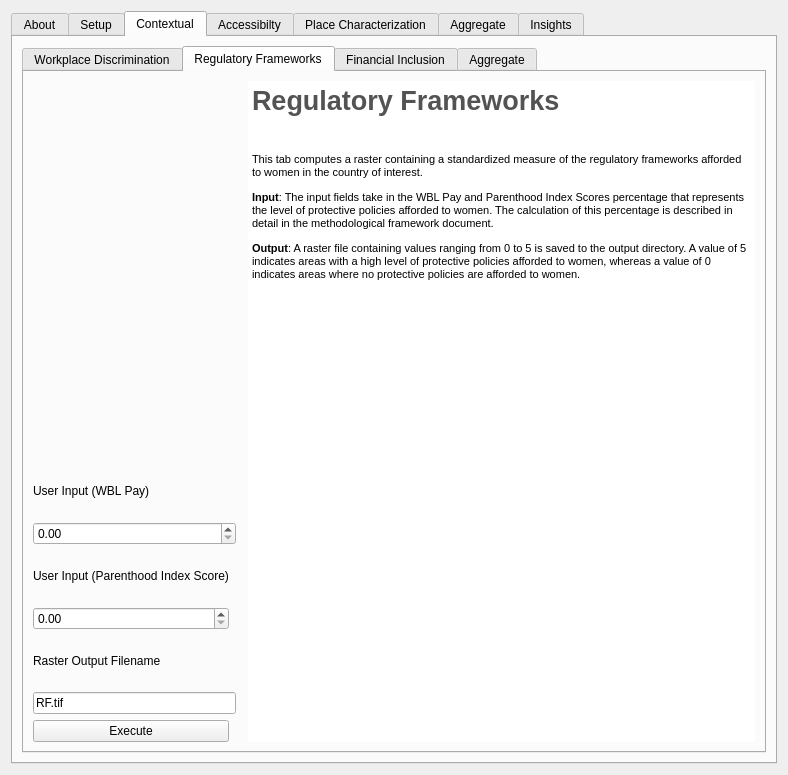
The window that gender_indicator_tool/gender_indicator_tool_dialog_base.ui (worldbank/GEEST) describes before a commit, drawn with Qt 5.
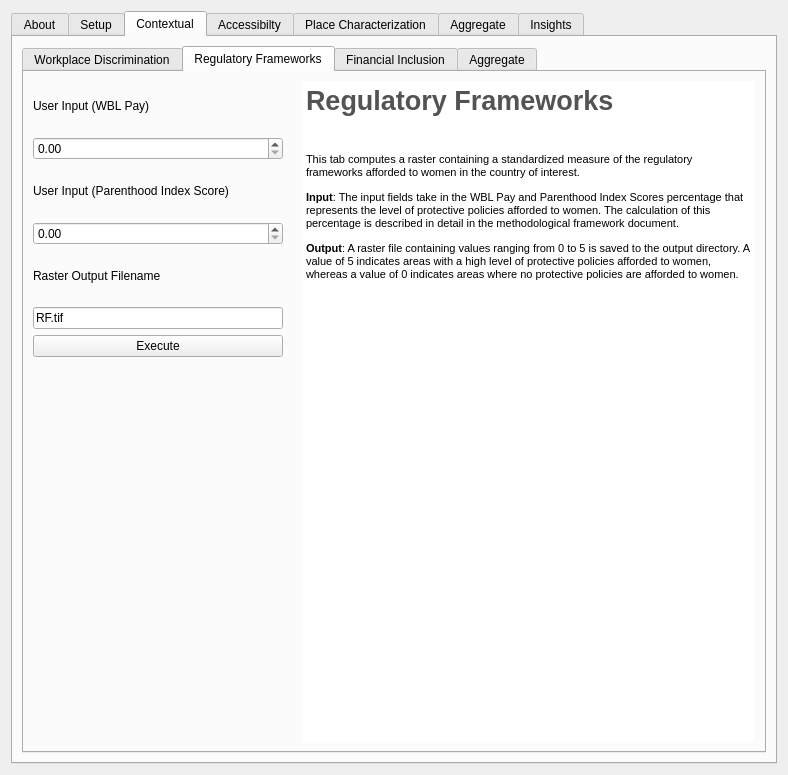
The same window after the commit. The open tabs and pages were chosen to show the change. Custom widgets are drawn as their Qt base class.

```diff
--- a/gender_indicator_tool/gender_indicator_tool_dialog_base.ui
+++ b/gender_indicator_tool/gender_indicator_tool_dialog_base.ui
@@ -432,32 +432,12 @@
               <string>&lt;!DOCTYPE HTML PUBLIC &quot;-//W3C//DTD HTML 4.0//EN&quot; &quot;http://www.w3.org/TR/REC-html40/strict.dtd&quot;&gt;
 &lt;html&gt;&lt;head&gt;&lt;meta name=&quot;qrichtext&quot; content=&quot;1&quot; /&gt;&lt;style type=&quot;text/css&quot;&gt;
 p, li { white-space: pre-wrap; }
-&lt;/style&gt;&lt;/head&gt;&lt;body style=&quot; font-family:'MS Shell Dlg 2'; font-size:8.25pt; font-weight:400; font-style:normal;&quot;&gt;
-&lt;p style=&quot; margin-top:12px; margin-bottom:12px; margin-left:0px; margin-right:0px; -qt-block-indent:0; text-indent:0px;&quot;&gt;&lt;span style=&quot; font-size:20pt; font-weight:600; color:#535353;&quot;&gt;Regulatory Frameworks&lt;/span&gt;&lt;/p&gt;
-&lt;p style=&quot;-qt-paragraph-type:empty; margin-top:12px; margin-bottom:12px; margin-left:0px; margin-right:0px; -qt-block-indent:0; text-indent:0px; font-size:8pt; font-weight:600; color:#535353;&quot;&gt;&lt;br /&gt;&lt;/p&gt;
-&lt;p style=&quot; margin-top:12px; margin-bottom:12px; margin-left:0px; margin-right:0px; -qt-block-indent:0; text-indent:0px;&quot;&gt;&lt;span style=&quot; font-size:8pt;&quot;&gt;This tab computes a raster containing a standardized measure of the regulatory frameworks afforded to women in the country of interest. &lt;/span&gt;&lt;/p&gt;
-&lt;p style=&quot; margin-top:12px; margin-bottom:12px; margin-left:0px; margin-right:0px; -qt-block-indent:0; text-indent:0px;&quot;&gt;&lt;span style=&quot; font-size:8pt; font-weight:600;&quot;&gt;Input&lt;/span&gt;&lt;span style=&quot; font-size:8pt;&quot;&gt;: The input fields take in the WBL Pay and Parenthood Index Scores percentage that represents the level of protective policies afforded to women. The calculation of this percentage is described in detail in the methodological framework document. &lt;/span&gt;&lt;/p&gt;
-&lt;p style=&quot; margin-top:12px; margin-bottom:12px; margin-left:0px; margin-right:0px; -qt-block-indent:0; text-indent:0px;&quot;&gt;&lt;span style=&quot; font-size:8pt; font-weight:600;&quot;&gt;Output&lt;/span&gt;&lt;span style=&quot; font-size:8pt;&quot;&gt;: A raster file containing values ranging from 0 to 5 is saved to the output directory. A value of 5 indicates areas with a high level of protective policies afforded to women, whereas a value of 0 indicates areas where no protective policies are afforded to women. &lt;/span&gt;&lt;/p&gt;&lt;/body&gt;&lt;/html&gt;</string>
-             </property>
-            </widget>
-           </item>
-           <item row="4" column="0">
-            <widget class="QDoubleSpinBox" name="RF_User_Value_Input_2">
-             <property name="maximum">
-              <double>100.000000000000000</double>
-             </property>
-            </widget>
-           </item>
-           <item row="1" column="0">
-            <widget class="QLabel" name="label">
-             <property name="maximumSize">
-              <size>
-               <width>16777215</width>
-               <height>50</height>
-              </size>
-             </property>
-             <property name="text">
-              <string>User Input (WBL Pay)</string>
+&lt;/style&gt;&lt;/head&gt;&lt;body style=&quot; font-family:'Noto Sans'; font-size:10pt; font-weight:400; font-style:normal;&quot;&gt;
+&lt;p style=&quot; margin-top:12px; margin-bottom:12px; margin-left:0px; margin-right:0px; -qt-block-indent:0; text-indent:0px;&quot;&gt;&lt;span style=&quot; font-family:'MS Shell Dlg 2'; font-size:20pt; font-weight:600; color:#535353;&quot;&gt;Regulatory Frameworks&lt;/span&gt;&lt;/p&gt;
+&lt;p style=&quot;-qt-paragraph-type:empty; margin-top:12px; margin-bottom:12px; margin-left:0px; margin-right:0px; -qt-block-indent:0; text-indent:0px; font-family:'MS Shell Dlg 2'; font-size:8pt; font-weight:600; color:#535353;&quot;&gt;&lt;br /&gt;&lt;/p&gt;
+&lt;p style=&quot; margin-top:12px; margin-bottom:12px; margin-left:0px; margin-right:0px; -qt-block-indent:0; text-indent:0px;&quot;&gt;&lt;span style=&quot; font-family:'MS Shell Dlg 2'; font-size:8pt;&quot;&gt;This tab computes a raster containing a standardized measure of the regulatory frameworks afforded to women in the country of interest. &lt;/span&gt;&lt;/p&gt;
+&lt;p style=&quot; margin-top:12px; margin-bottom:12px; margin-left:0px; margin-right:0px; -qt-block-indent:0; text-indent:0px;&quot;&gt;&lt;span style=&quot; font-family:'MS Shell Dlg 2'; font-size:8pt; font-weight:600;&quot;&gt;Input&lt;/span&gt;&lt;span style=&quot; font-family:'MS Shell Dlg 2'; font-size:8pt;&quot;&gt;: The input fields take in the WBL Pay and Parenthood Index Scores percentage that represents the level of protective policies afforded to women. The calculation of this percentage is described in detail in the methodological framework document. &lt;/span&gt;&lt;/p&gt;
+&lt;p style=&quot; margin-top:12px; margin-bottom:12px; margin-left:0px; margin-right:0px; -qt-block-indent:0; text-indent:0px;&quot;&gt;&lt;span style=&quot; font-family:'MS Shell Dlg 2'; font-size:8pt; font-weight:600;&quot;&gt;Output&lt;/span&gt;&lt;span style=&quot; font-family:'MS Shell Dlg 2'; font-size:8pt;&quot;&gt;: A raster file containing values ranging from 0 to 5 is saved to the output directory. A value of 5 indicates areas with a high level of protective policies afforded to women, whereas a value of 0 indicates areas where no protective policies are afforded to women. &lt;/span&gt;&lt;/p&gt;&lt;/body&gt;&lt;/html&gt;</string>
              </property>
             </widget>
            </item>
@@ -468,7 +448,33 @@
              </property>
             </widget>
            </item>
-           <item row="3" column="0">
+           <item row="0" column="0">
+            <widget class="QLabel" name="label">
+             <property name="maximumSize">
+              <size>
+               <width>16777215</width>
+               <height>50</height>
+              </size>
+             </property>
+             <property name="text">
+              <string>User Input (WBL Pay)</string>
+             </property>
+            </widget>
+           </item>
+           <item row="1" column="0">
+            <widget class="QDoubleSpinBox" name="RF_User_Value_Input">
+             <property name="maximumSize">
+              <size>
+               <width>250</width>
+               <height>16777215</height>
+              </size>
+             </property>
+             <property name="maximum">
+              <double>100.000000000000000</double>
+             </property>
+            </widget>
+           </item>
+           <item row="2" column="0">
             <widget class="QLabel" name="label_4">
              <property name="maximumSize">
               <size>
@@ -481,7 +487,20 @@
              </property>
             </widget>
            </item>
-           <item row="5" column="0" colspan="2">
+           <item row="3" column="0">
+            <widget class="QDoubleSpinBox" name="RF_User_Value_Input_2">
+             <property name="maximumSize">
+              <size>
+               <width>250</width>
+               <height>16777215</height>
+              </size>
+             </property>
+             <property name="maximum">
+              <double>100.000000000000000</double>
+             </property>
+            </widget>
+           </item>
+           <item row="4" column="0">
             <widget class="QLabel" name="label_24">
              <property name="maximumSize">
               <size>
@@ -494,22 +513,14 @@
              </property>
             </widget>
            </item>
-           <item row="2" column="0" colspan="2">
-            <widget class="QDoubleSpinBox" name="RF_User_Value_Input">
-             <property name="maximum">
-              <double>100.000000000000000</double>
-             </property>
-            </widget>
-           </item>
-           <item row="7" column="0">
-            <widget class="QPushButton" name="RF_Execute_PB">
-             <property name="text">
-              <string>Execute</string>
-             </property>
-            </widget>
-           </item>
-           <item row="6" column="0" colspan="2">
+           <item row="5" column="0">
             <widget class="QgsFilterLineEdit" name="RF_Output_Field">
+             <property name="maximumSize">
+              <size>
+               <width>250</width>
+               <height>16777215</height>
+              </size>
+             </property>
              <property name="text">
               <string>RF.tif</string>
              </property>
@@ -518,6 +529,19 @@
              </property>
             </widget>
            </item>
+           <item row="6" column="0">
+            <widget class="QPushButton" name="RF_Execute_PB">
+             <property name="maximumSize">
+              <size>
+               <width>250</width>
+               <height>16777215</height>
+              </size>
+             </property>
+             <property name="text">
+              <string>Execute</string>
+             </property>
+            </widget>
+           </item>
           </layout>
          </widget>
          <widget class="QWidget" name="tab_15">
```
Left out of the diff: 784 changed lines with no effect on the pictures.
